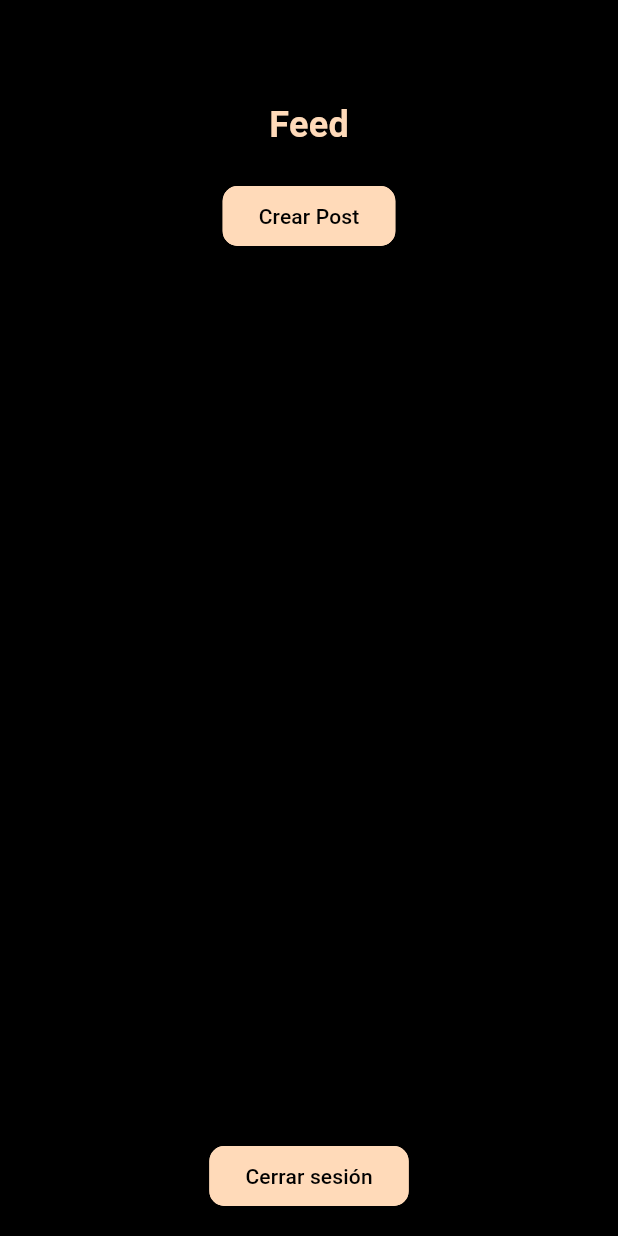
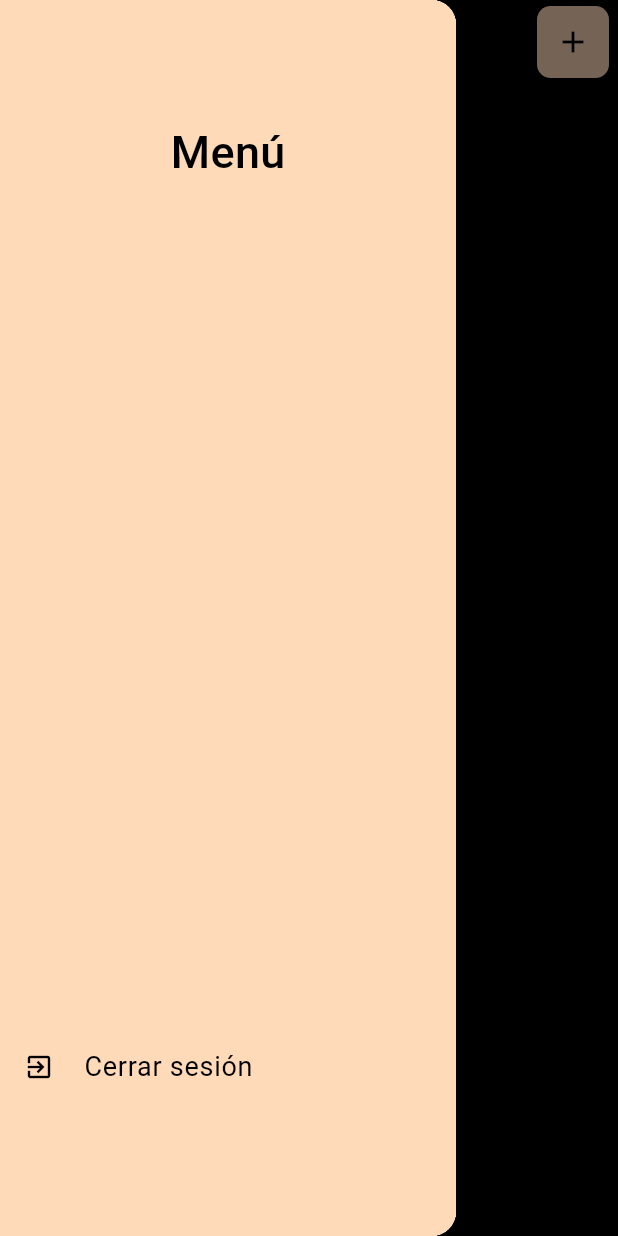
Before and after one commit to andresjuarez1/Social-network-app, a Flutter app: the LandingPage screen opened directly with empty values, with the side drawer open (before the commit the screen has no drawer), on a phone screen of 412 x 824 dp. Run offline on Flutter 3.47's test engine with Material 3 defaults, Android fonts, the phone set to English and light mode, and no system bars; our stand-ins replace cloud_firestore, firebase_auth, firebase_core, firebase_storage, image_picker; accounts and stored records are empty.

Commit message:
styles in landing and create post

```diff
--- a/lib/presentation/landing.dart
+++ b/lib/presentation/landing.dart
@@ -80,38 +80,74 @@ class _LandingPageState extends State<LandingPage> {
   Widget build(BuildContext context) {
     return Scaffold(
       backgroundColor: Colors.black,
+      appBar: AppBar(
+        backgroundColor: Colors.black,
+        title: Row(
+          mainAxisAlignment: MainAxisAlignment.center,
+          children: [
+            Text(
+              'Feed',
+              style: TextStyle(color: peachColor),
+            ),
+          ],
+        ),
+        actions: [
+          Container(
+            margin: EdgeInsets.symmetric(horizontal: 6.0),
+            decoration: BoxDecoration(
+              color: peachColor,
+              borderRadius: BorderRadius.circular(9.0),
+            ),
+            child: IconButton(
+              icon: Icon(Icons.add),
+              onPressed: () => _navigateToCreatePage(context),
+              color: Colors.black,
+            ),
+          ),
+        ],
+        iconTheme: IconThemeData(color: Colors.white),
+      ),
+      drawer: Drawer(
+        child: Container(
+          color: peachColor,
+          child: ListView(
+            padding: EdgeInsets.zero,
+            children: [
+              SizedBox(height: 80),
+              Center(
+                child: Text(
+                  'Menú',
+                  style: TextStyle(
+                    color: Colors.black,
+                    fontWeight: FontWeight.w500,
+                    fontSize: 30,
+                  ),
+                ),
+              ),
+              SizedBox(height: 560),
+              ListTile(
+                leading: Icon(Icons.exit_to_app, color: Colors.black, size: 20),
+                title: Text(
+                  'Cerrar sesión',
+                  style: TextStyle(
+                    color: Colors.black,
+                    fontSize: 18,
+                  ),
+                ),
+                onTap: () {
+                  _navigateToLoginPage(context);
+                },
+              ),
+            ],
+          ),
+        ),
+      ),
       body: Padding(
         padding: const EdgeInsets.all(16.0),
         child: Column(
           mainAxisAlignment: MainAxisAlignment.start,
           crossAxisAlignment: CrossAxisAlignment.center,
           children: [
-            SizedBox(height: 50),
-            Text(
-              'Feed',
-              style: TextStyle(
-                fontSize: 24,
-                fontWeight: FontWeight.bold,
-                color: peachColor,
-              ),
-            ),
-            SizedBox(height: 20),
-            Center(
-              child: ElevatedButton(
-                onPressed: () => _navigateToCreatePage(context),
-                style: ElevatedButton.styleFrom(
-                  backgroundColor: peachColor,
-                  shape: RoundedRectangleBorder(
-                    borderRadius: BorderRadius.circular(10.0),
-                    side: BorderSide(color: peachColor, width: 0.7),
-                  ),
-                ),
-                child: Text(
-                  'Crear Post',
-                  style: TextStyle(color: Colors.black),
-                ),
-              ),
-            ),
             Expanded(
               child: ListView.builder(
                 itemCount: publicaciones.length,
@@ -120,28 +156,40 @@ class _LandingPageState extends State<LandingPage> {
                   return Container(
                     margin: EdgeInsets.symmetric(vertical: 8.0),
                     padding: EdgeInsets.all(16.0),
-                    color: Colors.blue,
+                    decoration: BoxDecoration(
+                      color: peachColor,
+                      borderRadius: BorderRadius.circular(10.0),
+                      border: Border.all(
+                        color: peachColor,
+                        width: 1.0,
+                      ),
+                    ),
                     child: Column(
-                      crossAxisAlignment: CrossAxisAlignment.start,
+                      crossAxisAlignment: CrossAxisAlignment.center,
                       children: [
                         Image.network(
                           publicacion.Imagen,
                           fit: BoxFit.cover,
                         ),
                         SizedBox(height: 5),
-                        Text(
+                        Center(
+                          child: Text(
                             publicacion.Usuario,
                             style: TextStyle(
                               fontSize: 16,
-                            color: Colors.white,
+                              fontWeight: FontWeight.w600,
+                              color: Colors.black,
                             ),
                           ),
-                        SizedBox(height: 10),
-                        Text(
+                        ),
+                        SizedBox(height: 7),
+                        Center(
+                          child: Text(
                             publicacion.Descripcion,
                             style: TextStyle(
                               fontSize: 13,
-                            color: Colors.white,
+                              color: Colors.black,
+                            ),
                           ),
                         ),
                       ],
@@ -150,22 +198,6 @@ class _LandingPageState extends State<LandingPage> {
                 },
               ),
             ),
-            Center(
-              child: ElevatedButton(
-                onPressed: () => _navigateToLoginPage(context),
-                style: ElevatedButton.styleFrom(
-                  backgroundColor: peachColor,
-                  shape: RoundedRectangleBorder(
-                    borderRadius: BorderRadius.circular(10.0),
-                    side: BorderSide(color: peachColor, width: 0.7),
-                  ),
-                ),
-                child: Text(
-                  'Cerrar sesión',
-                  style: TextStyle(color: Colors.black),
-                ),
-              ),
-            ),
           ],
         ),
       ),
```
Also changed, not shown: lib/presentation/create_post_page.dart (+73 -20 lines). Lines whose indentation alone changed are shown as unchanged.
